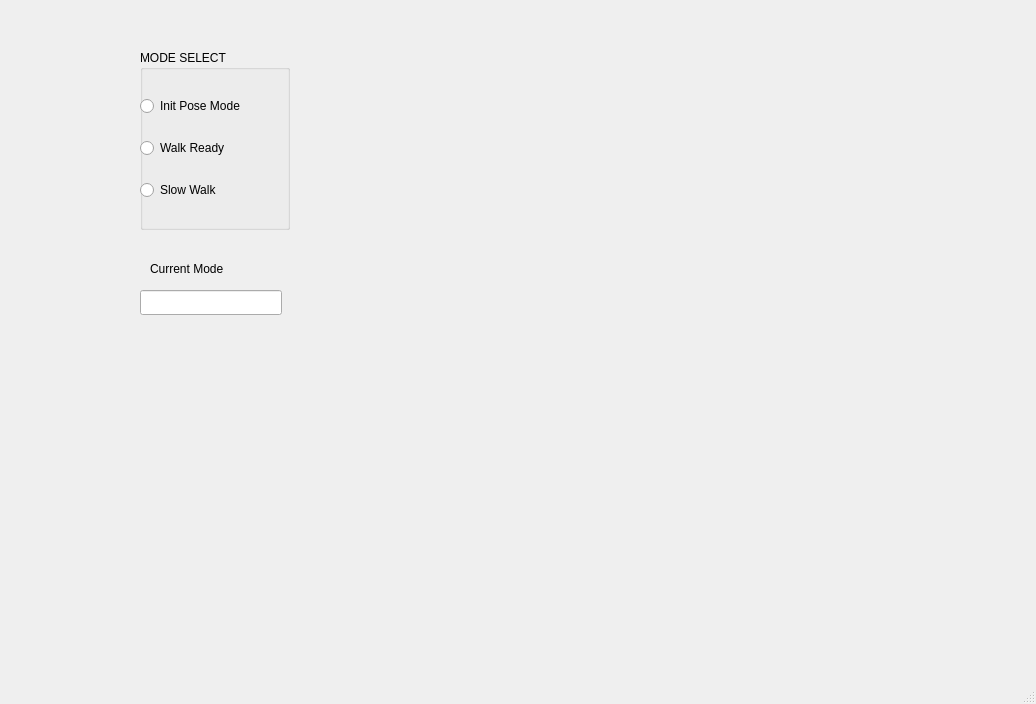
First picture: the form in ROBOT_GUI/FirstTab.ui, repository hyunseok94/quadruped_robot, before the edit.
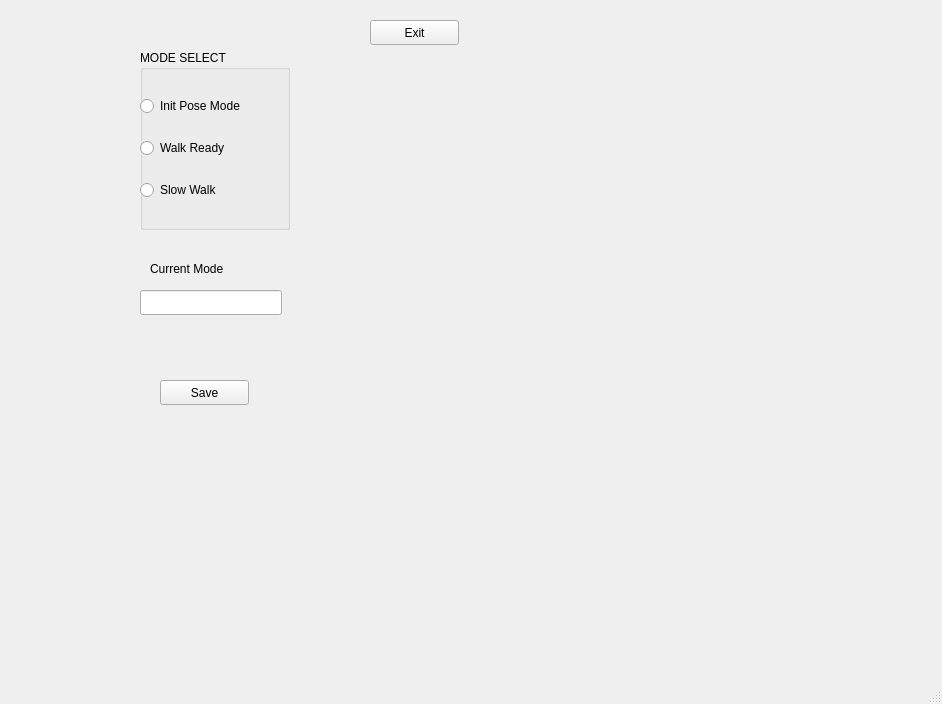
Second picture: the form after the edit. Icons and pictures are not drawn.

Patch:
```diff
--- a/ROBOT_GUI/FirstTab.ui
+++ b/ROBOT_GUI/FirstTab.ui
@@ -6,7 +6,7 @@
    <rect>
     <x>0</x>
     <y>0</y>
-    <width>1036</width>
+    <width>942</width>
     <height>704</height>
    </rect>
   </property>
@@ -141,6 +141,32 @@
      </rect>
     </property>
    </widget>
+   <widget class="QPushButton" name="button_exit">
+    <property name="geometry">
+     <rect>
+      <x>370</x>
+      <y>20</y>
+      <width>89</width>
+      <height>25</height>
+     </rect>
+    </property>
+    <property name="text">
+     <string>Exit</string>
+    </property>
+   </widget>
+   <widget class="QPushButton" name="button_save">
+    <property name="geometry">
+     <rect>
+      <x>160</x>
+      <y>380</y>
+      <width>89</width>
+      <height>25</height>
+     </rect>
+    </property>
+    <property name="text">
+     <string>Save</string>
+    </property>
+   </widget>
   </widget>
   <widget class="QStatusBar" name="statusbar"/>
   <action name="action_Quit">
```
Left out of the diff: 2 changed lines with no effect on the pictures.
